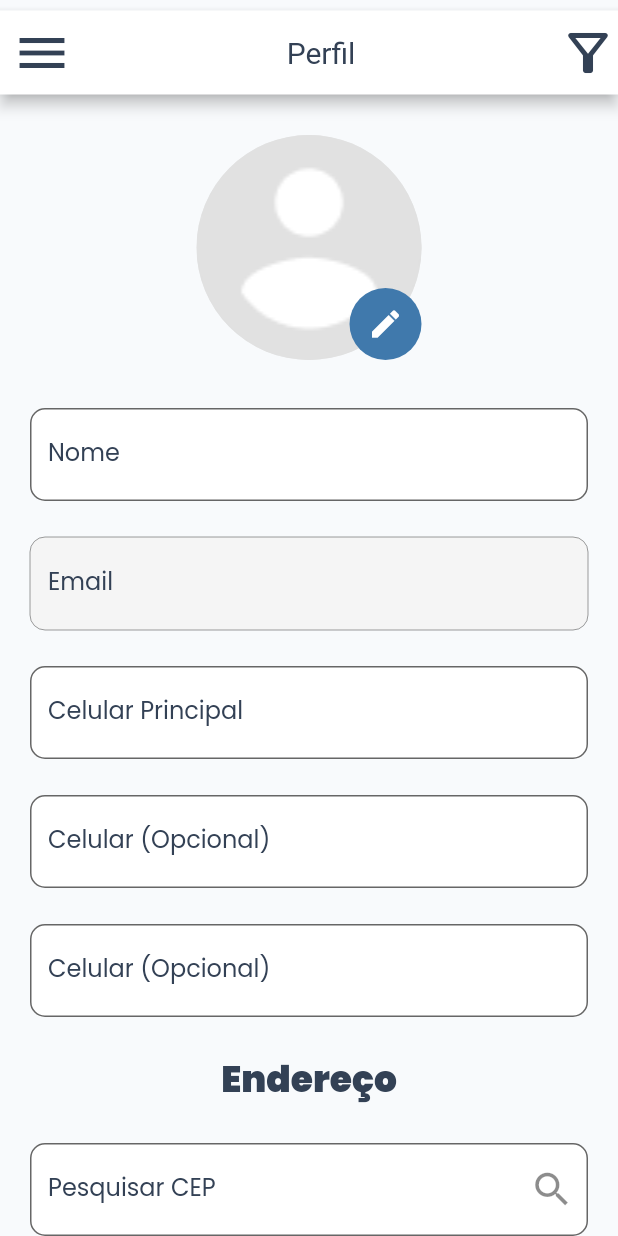
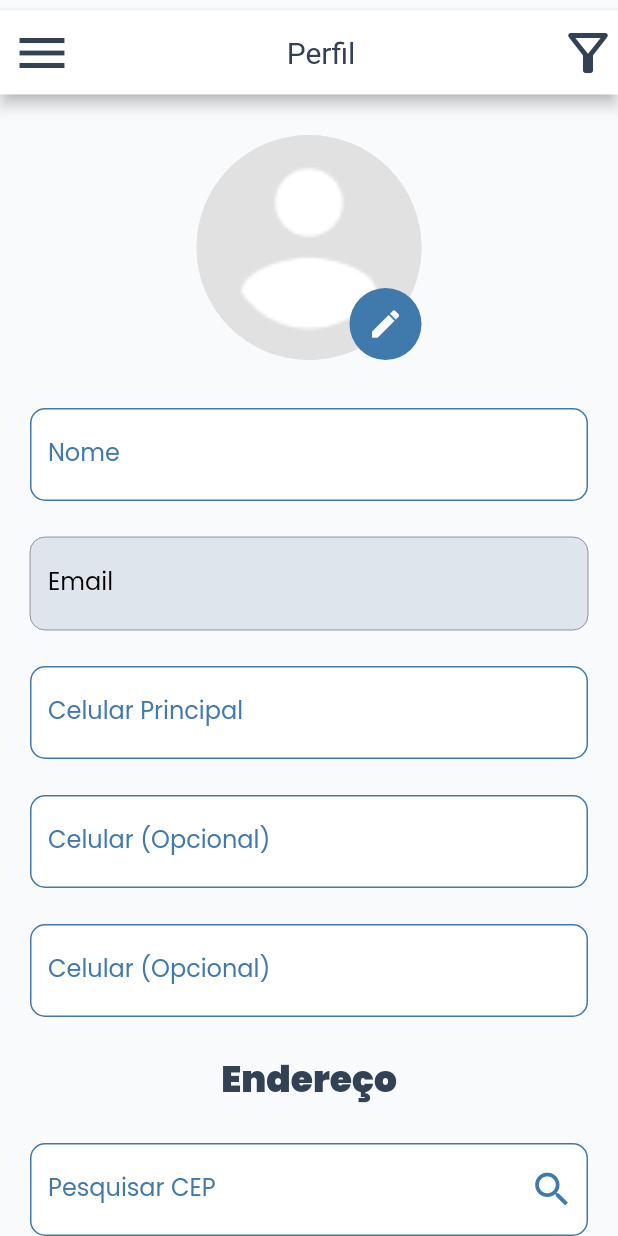
Before and after one commit to Yurinabaia/adote_me, a Flutter app: the UserProfileScreen screen opened by its route, on a phone screen of 412 x 824 dp. Run offline on Flutter 3.47's test engine with Material 2 defaults, Android fonts, the phone set to English and light mode, and no system bars; our stand-ins replace carousel_slider, cloud_firestore, file_picker, firebase_auth, firebase_core, flutter_svg and 2 more; missing offline and left inert: flutter_facebook_auth; accounts and stored records are empty.

Commit message:
Melhoria da interface dos inputs

```diff
--- a/lib/ui/components/inputs/input_component.dart
+++ b/lib/ui/components/inputs/input_component.dart
@@ -19,16 +19,25 @@ class InputComponent extends StatelessWidget {
       controller: controller,
       decoration: InputDecoration(
         labelText: labelTextValue,
-        labelStyle: const TextStyle(
-          color: Color(0xff334155),
+        labelStyle: TextStyle(
+          color: isActive ? Theme.of(context).primaryColor : Colors.black,
         ),
         //errorText: 'Error message',
         border: OutlineInputBorder(
           borderRadius: BorderRadius.circular(10),
         ),
+        enabledBorder: OutlineInputBorder(
+          borderSide: BorderSide(
+            color: Theme.of(context).primaryColor,
+          ),
+          borderRadius: BorderRadius.circular(10.0),
+        ),
         focusedBorder: OutlineInputBorder(
           borderSide:
-              BorderSide(color: Theme.of(context).primaryColor, width: 1.0),
+              BorderSide(
+            color: Theme.of(context).primaryColor,
+            width: 2.0,
+          ),
           borderRadius: BorderRadius.circular(10.0),
         ),
         // suffixIcon: Icon(
@@ -36,7 +45,7 @@ class InputComponent extends StatelessWidget {
         // ),
         enabled: isActive,
         filled: true,
-        fillColor: isActive ? Colors.white : Colors.grey[100],
+        fillColor: isActive ? Colors.white : const Color(0xffdfe5ec),
       ),
       keyboardType: keyboardType,
     );
--- a/lib/ui/components/inputs/search_component.dart
+++ b/lib/ui/components/inputs/search_component.dart
@@ -17,21 +17,31 @@ class SeachComponent extends StatelessWidget {
       initialValue: initTextValue,
       decoration: InputDecoration(
         labelText: labelTextValue,
-        labelStyle: const TextStyle(
-          color: Color(0xff334155),
+        labelStyle: TextStyle(
+          color: Theme.of(context).primaryColor,
         ),
         //errorText: 'Error message',
         border: OutlineInputBorder(
           borderRadius: BorderRadius.circular(10),
         ),
+        enabledBorder: OutlineInputBorder(
+          borderSide: BorderSide(
+            color: Theme.of(context).primaryColor,
+          ),
+          borderRadius: BorderRadius.circular(10.0),
+        ),
         focusedBorder: OutlineInputBorder(
           borderSide:
-              BorderSide(color: Theme.of(context).primaryColor, width: 1.0),
+              BorderSide(
+            color: Theme.of(context).primaryColor,
+            width: 2.0,
+          ),
           borderRadius: BorderRadius.circular(10.0),
         ),
-        suffixIcon: const Icon(
+        suffixIcon: Icon(
           Icons.search,
           size: 30,
+          color: Theme.of(context).primaryColor,
         ),
         filled: true,
         fillColor: Colors.white,
```
